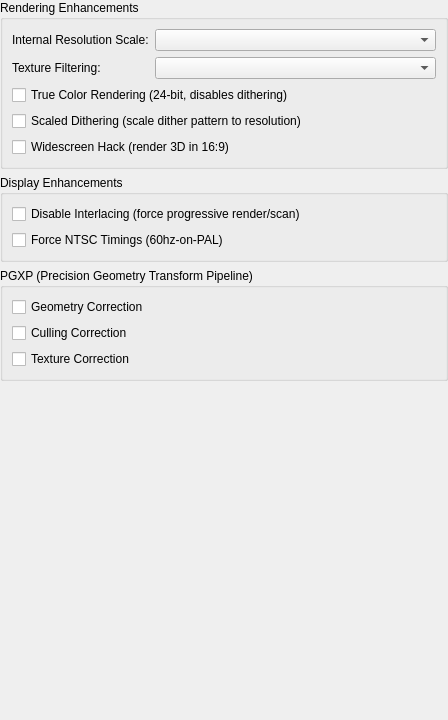
Before: the Qt Designer form src/duckstation-qt/enhancementsettingswidget.ui in kofxi3584karlayang/duckstation, drawn with Qt 5.
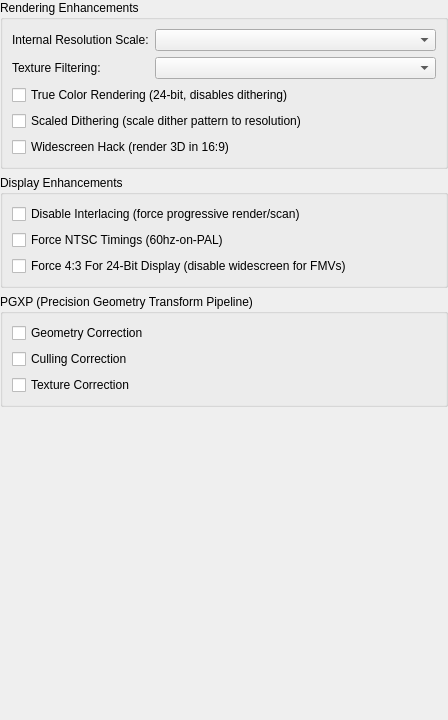
After: the same form once the commit is applied.

Commit message: GPU: Add option to force 4:3 for 24-bit content (e.g. FMVs)

Diff of the .ui file:
```diff
--- a/src/duckstation-qt/enhancementsettingswidget.ui
+++ b/src/duckstation-qt/enhancementsettingswidget.ui
@@ -96,6 +96,13 @@
             </property>
            </widget>
           </item>
+          <item row="2" column="0" colspan="2">
+           <widget class="QCheckBox" name="force43For24Bit">
+            <property name="text">
+             <string>Force 4:3 For 24-Bit Display (disable widescreen for FMVs)</string>
+            </property>
+           </widget>
+          </item>
          </layout>
         </widget>
        </item>
```
The commit also changes 12 other files.
